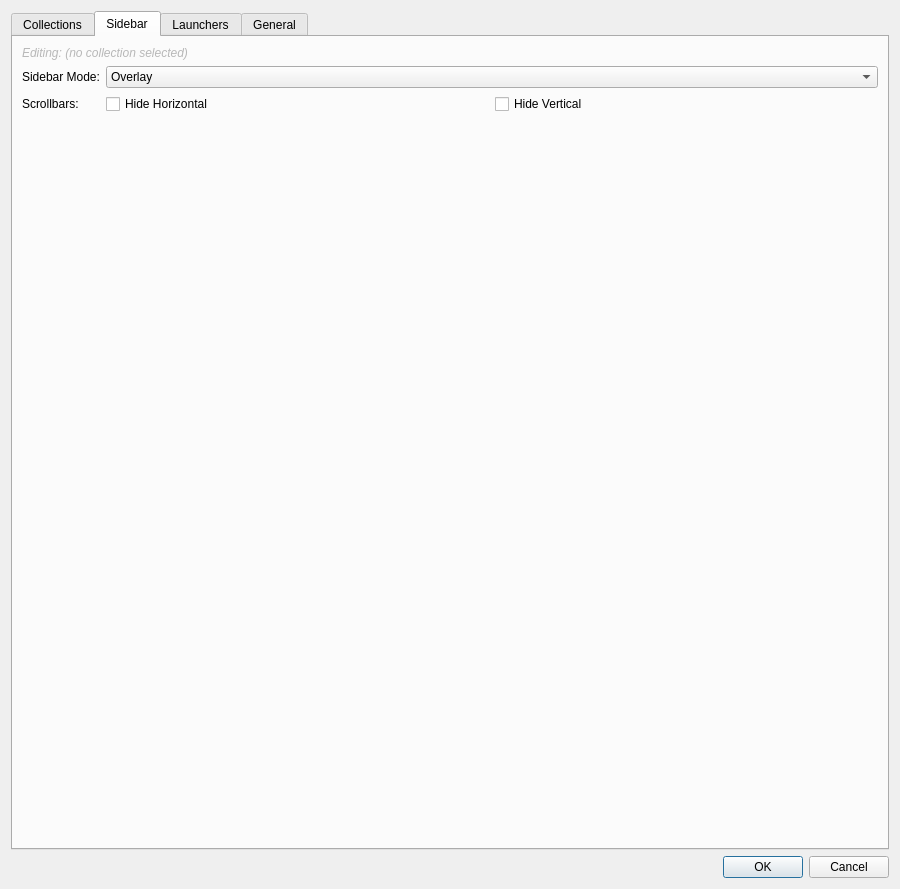
The window that src/ui/dialogs/settingsdialog.ui (EtherAura/Kartend) describes before a commit, drawn with Qt 5.
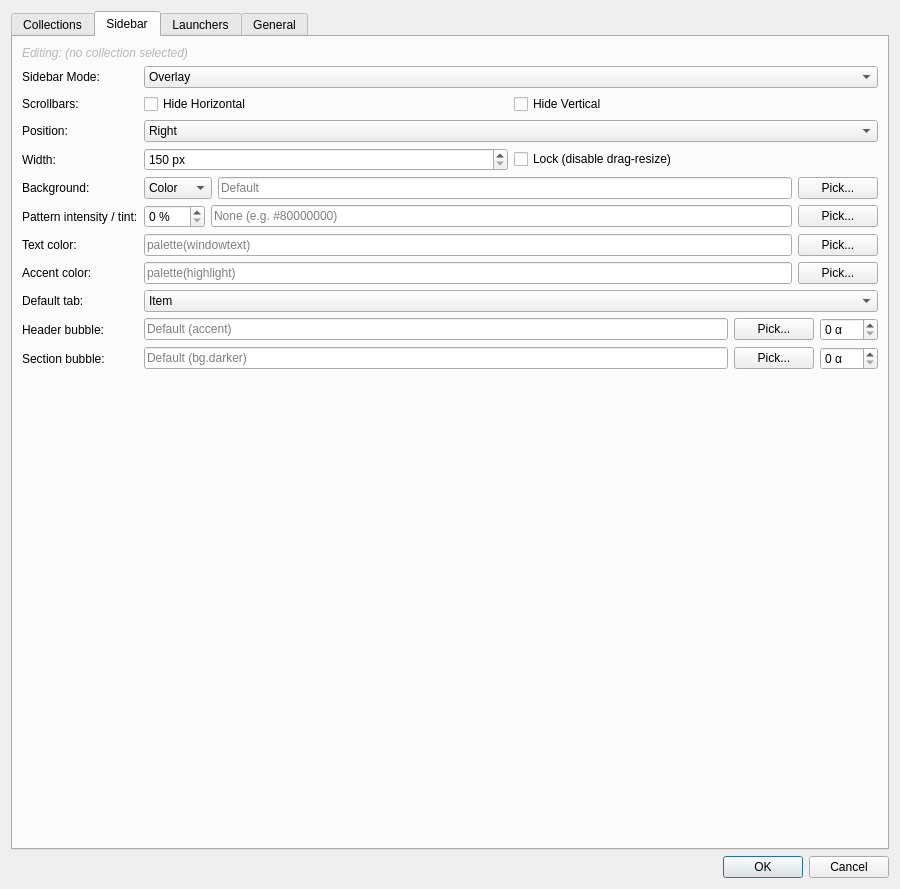
The same window after the commit. The open tabs and pages were chosen to show the change. Icons and pictures are not drawn. Custom widgets are drawn as their Qt base class.

Commit message: feat(sidebar): per-collection appearance, tabs, layout fixes [Kartend-63e]

What changed in the file:
```diff
--- a/src/ui/dialogs/settingsdialog.ui
+++ b/src/ui/dialogs/settingsdialog.ui
@@ -1351,6 +1351,202 @@
            </item>
           </layout>
          </item>
+         <item row="2" column="0">
+          <widget class="QLabel" name="label_sidebarPosition">
+           <property name="text"><string>Position:</string></property>
+          </widget>
+         </item>
+         <item row="2" column="1">
+          <widget class="QComboBox" name="sidebarPositionComboBox">
+           <property name="toolTip"><string>Which side of the items grid the sidebar lives on (Kartend-63e)</string></property>
+           <item><property name="text"><string>Right</string></property></item>
+           <item><property name="text"><string>Left</string></property></item>
+          </widget>
+         </item>
+         <item row="3" column="0">
+          <widget class="QLabel" name="label_sidebarWidth">
+           <property name="text"><string>Width:</string></property>
+          </widget>
+         </item>
+         <item row="3" column="1">
+          <layout class="QHBoxLayout" name="sidebarWidthLayout">
+           <item>
+            <widget class="QSpinBox" name="sidebarWidthSpinBox">
+             <property name="minimum"><number>150</number></property>
+             <property name="maximum"><number>350</number></property>
+             <property name="suffix"><string> px</string></property>
+            </widget>
+           </item>
+           <item>
+            <widget class="QCheckBox" name="sidebarWidthLockedCheckBox">
+             <property name="text"><string>Lock (disable drag-resize)</string></property>
+             <property name="toolTip"><string>When unchecked, drag the sidebar's inner edge to resize it.</string></property>
+            </widget>
+           </item>
+          </layout>
+         </item>
+         <item row="4" column="0">
+          <widget class="QLabel" name="label_sidebarBackground">
+           <property name="text"><string>Background:</string></property>
+          </widget>
+         </item>
+         <item row="4" column="1">
+          <layout class="QHBoxLayout" name="sidebarBackgroundLayout">
+           <item>
+            <widget class="QComboBox" name="sidebarBackgroundTypeComboBox">
+             <property name="toolTip"><string>Sidebar background mode (Kartend-63e)</string></property>
+             <item><property name="text"><string>Color</string></property></item>
+             <item><property name="text"><string>Image</string></property></item>
+             <item><property name="text"><string>Pattern</string></property></item>
+            </widget>
+           </item>
+           <item>
+            <widget class="QLineEdit" name="sidebarBackgroundValueEdit">
+             <property name="toolTip"><string>Hex color (Color mode) or image path (Image mode); ignored in Pattern mode</string></property>
+             <property name="placeholderText"><string>Default</string></property>
+            </widget>
+           </item>
+           <item>
+            <widget class="QPushButton" name="sidebarBackgroundPickButton">
+             <property name="text"><string>Pick...</string></property>
+            </widget>
+           </item>
+          </layout>
+         </item>
+         <item row="5" column="0">
+          <widget class="QLabel" name="label_sidebarPatternColor">
+           <property name="text"><string>Pattern intensity / tint:</string></property>
+          </widget>
+         </item>
+         <item row="5" column="1">
+          <layout class="QHBoxLayout" name="sidebarPatternLayout">
+           <item>
+            <widget class="QSpinBox" name="sidebarPatternIntensitySpinBox">
+             <property name="toolTip"><string>Pattern line intensity (0–100 %). Lower fades the strokes into the background; 0 hides them entirely. Applies to all sidebar patterns.</string></property>
+             <property name="minimum"><number>0</number></property>
+             <property name="maximum"><number>100</number></property>
+             <property name="suffix"><string> %</string></property>
+            </widget>
+           </item>
+           <item>
+            <widget class="QLineEdit" name="sidebarPatternColorEdit">
+             <property name="toolTip"><string>Semi-opaque tint painted ON TOP of the pattern (#AARRGGBB). Use this to dim the hatch and improve text contrast. Empty = no overlay.</string></property>
+             <property name="placeholderText"><string>None (e.g. #80000000)</string></property>
+            </widget>
+           </item>
+           <item>
+            <widget class="QPushButton" name="sidebarPatternColorPickButton">
+             <property name="text"><string>Pick...</string></property>
+            </widget>
+           </item>
+          </layout>
+         </item>
+         <item row="6" column="0">
+          <widget class="QLabel" name="label_sidebarTextColor">
+           <property name="text"><string>Text color:</string></property>
+          </widget>
+         </item>
+         <item row="6" column="1">
+          <layout class="QHBoxLayout" name="sidebarTextColorLayout">
+           <item>
+            <widget class="QLineEdit" name="sidebarTextColorEdit">
+             <property name="placeholderText"><string>palette(windowtext)</string></property>
+            </widget>
+           </item>
+           <item>
+            <widget class="QPushButton" name="sidebarTextColorPickButton">
+             <property name="text"><string>Pick...</string></property>
+            </widget>
+           </item>
+          </layout>
+         </item>
+         <item row="7" column="0">
+          <widget class="QLabel" name="label_sidebarAccentColor">
+           <property name="text"><string>Accent color:</string></property>
+          </widget>
+         </item>
+         <item row="7" column="1">
+          <layout class="QHBoxLayout" name="sidebarAccentColorLayout">
+           <item>
+            <widget class="QLineEdit" name="sidebarAccentColorEdit">
+             <property name="placeholderText"><string>palette(highlight)</string></property>
+            </widget>
+           </item>
+           <item>
+            <widget class="QPushButton" name="sidebarAccentColorPickButton">
+             <property name="text"><string>Pick...</string></property>
+            </widget>
+           </item>
+          </layout>
+         </item>
+         <item row="8" column="0">
+          <widget class="QLabel" name="label_sidebarActiveTab">
+           <property name="text"><string>Default tab:</string></property>
+          </widget>
+         </item>
+         <item row="8" column="1">
+          <widget class="QComboBox" name="sidebarActiveTabComboBox">
+           <item><property name="text"><string>Item</string></property></item>
+           <item><property name="text"><string>Collection</string></property></item>
+           <item><property name="text"><string>File</string></property></item>
+          </widget>
+         </item>
+         <item row="9" column="0">
+          <widget class="QLabel" name="label_sidebarHeaderBg">
+           <property name="text"><string>Header bubble:</string></property>
+          </widget>
+         </item>
+         <item row="9" column="1">
+          <layout class="QHBoxLayout" name="sidebarHeaderBgLayout">
+           <item>
+            <widget class="QLineEdit" name="sidebarHeaderBgEdit">
+             <property name="toolTip"><string>Bubble color (hex) for section titles. Opacity controlled separately.</string></property>
+             <property name="placeholderText"><string>Default (accent)</string></property>
+            </widget>
+           </item>
+           <item>
+            <widget class="QPushButton" name="sidebarHeaderBgPickButton">
+             <property name="text"><string>Pick...</string></property>
+            </widget>
+           </item>
+           <item>
+            <widget class="QSpinBox" name="sidebarHeaderBgOpacitySpinBox">
+             <property name="toolTip"><string>Header bubble opacity (0–255). 0 hides the bubble; 255 makes it fully opaque.</string></property>
+             <property name="minimum"><number>0</number></property>
+             <property name="maximum"><number>255</number></property>
+             <property name="suffix"><string> α</string></property>
+            </widget>
+           </item>
+          </layout>
+         </item>
+         <item row="10" column="0">
+          <widget class="QLabel" name="label_sidebarSectionBg">
+           <property name="text"><string>Section bubble:</string></property>
+          </widget>
+         </item>
+         <item row="10" column="1">
+          <layout class="QHBoxLayout" name="sidebarSectionBgLayout">
+           <item>
+            <widget class="QLineEdit" name="sidebarSectionBgEdit">
+             <property name="toolTip"><string>Bubble color (hex) for value rows. Opacity controlled separately.</string></property>
+             <property name="placeholderText"><string>Default (bg.darker)</string></property>
+            </widget>
+           </item>
+           <item>
+            <widget class="QPushButton" name="sidebarSectionBgPickButton">
+             <property name="text"><string>Pick...</string></property>
+            </widget>
+           </item>
+           <item>
+            <widget class="QSpinBox" name="sidebarSectionBgOpacitySpinBox">
+             <property name="toolTip"><string>Section bubble opacity (0–255).</string></property>
+             <property name="minimum"><number>0</number></property>
+             <property name="maximum"><number>255</number></property>
+             <property name="suffix"><string> α</string></property>
+            </widget>
+           </item>
+          </layout>
+         </item>
         </layout>
        </item>
        <item>
```
The commit also changes 19 other files.
